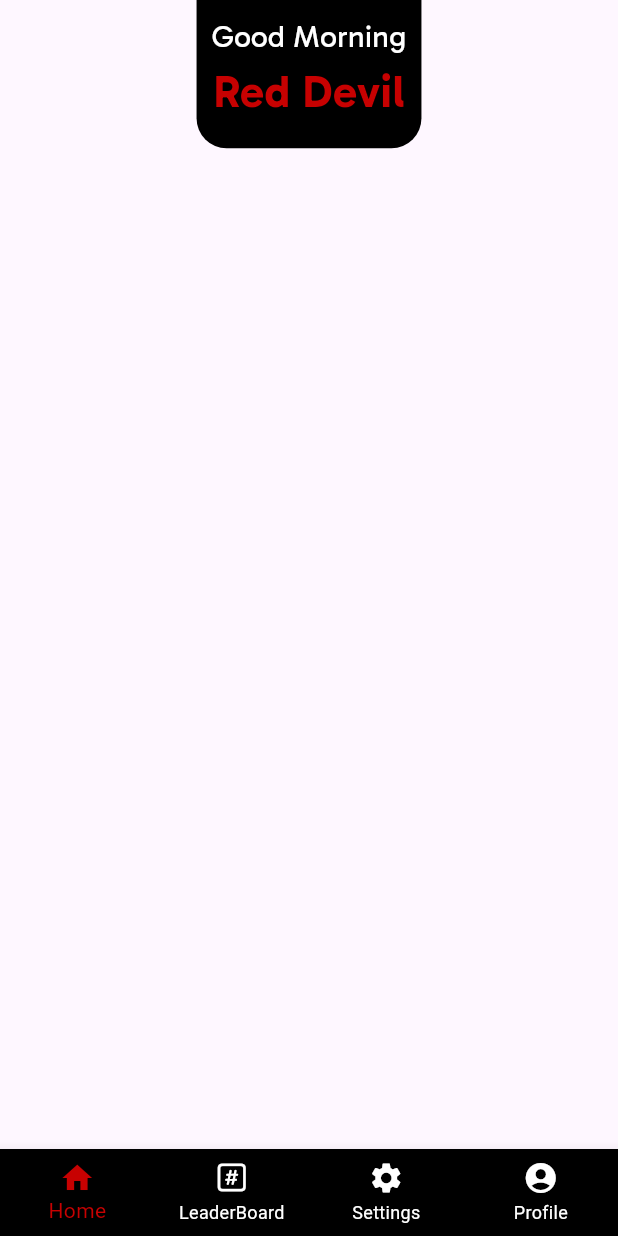
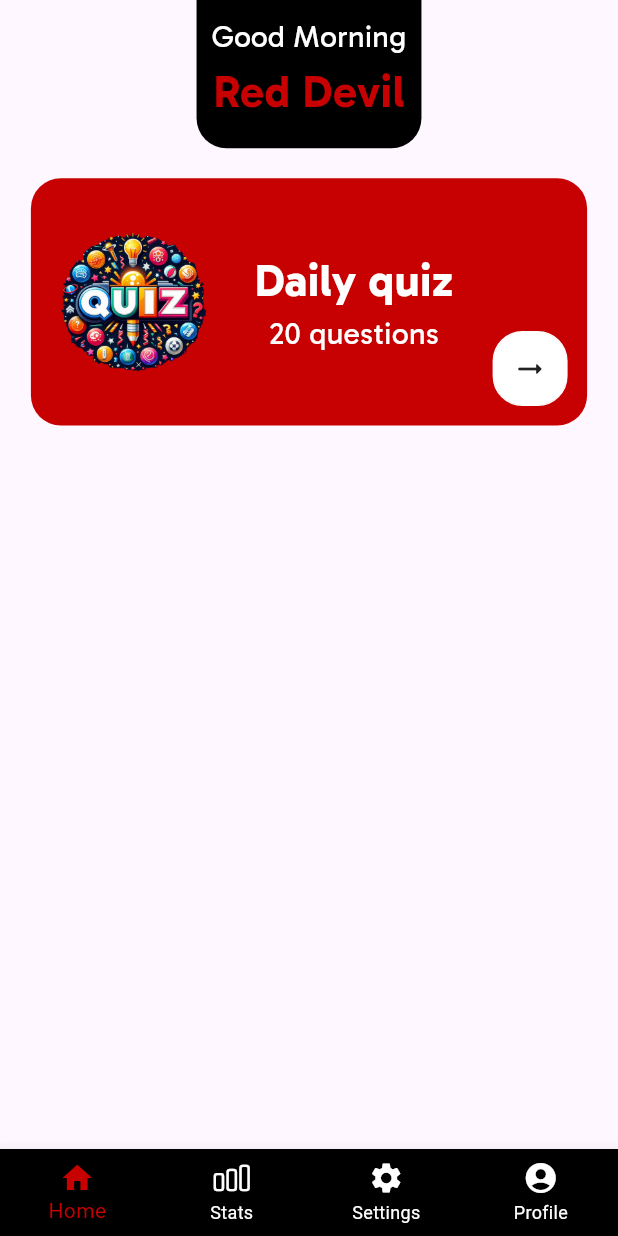
Before and after one commit to AayushPandeyy/manunited_trivia_flutter, a Flutter app: the screen it shows after launch, on a phone screen of 412 x 824 dp. Run offline on Flutter 3.47's test engine with Material 3 defaults, Android fonts, the phone set to English and light mode, and no system bars.

Commit message:
Daily Quiz box added

```diff
--- a/lib/screens/HomeScreen.dart
+++ b/lib/screens/HomeScreen.dart
@@ -18,8 +18,7 @@ class _HomeScreenState extends State<HomeScreen> {
       body: Container(
           height: ScreenSize.screenHeight,
           width: ScreenSize.screenWidth,
-          child: Column(
-            children: [
+          child: Column(children: [
             Container(
               decoration: BoxDecoration(
                 color: Colors.black,
@@ -52,8 +51,66 @@ class _HomeScreenState extends State<HomeScreen> {
                 ),
               ),
             ),
+            SizedBox(
+              height: 20,
+            ),
+            Container(
+              padding: EdgeInsets.all(5),
+              height: 0.2 * ScreenSize.screenHeight,
+              width: 0.9 * ScreenSize.screenWidth,
+              decoration: BoxDecoration(
+                  borderRadius: BorderRadius.all(Radius.circular(20)),
+                  color: ColorsToUse().unitedRed),
+              child: Padding(
+                padding: const EdgeInsets.all(8.0),
+                child: Row(
+                  mainAxisAlignment: MainAxisAlignment.spaceBetween,
+                  children: [
+                    Image(
+                      image: AssetImage('assets/images/dq_logo.png'),
+                      height: 110,
+                    ),
+                    Center(
+                      child: Column(
+                        mainAxisAlignment: MainAxisAlignment.center,
+                        children: <Widget>[
+                          Text(
+                            'Daily quiz',
+                            style: TextStyle(
+                              fontFamily: "Gabarito",
+                              fontSize: 30,
+                              fontWeight: FontWeight.bold,
+                              color: Colors.white,
+                            ),
+                          ),
+                          Text(
+                            '20 questions',
+                            style: TextStyle(
+                              fontFamily: "Gabarito",
+                              fontSize: 20,
+                              color: Colors.white,
+                            ),
+                          ),
                         ],
-          )),
+                      ),
+                    ),
+                    Align(
+                      alignment: Alignment.bottomRight,
+                      child: Container(
+                        height: 50,
+                        width: 50,
+                        decoration: BoxDecoration(
+                            color: Colors.white,
+                            borderRadius: BorderRadius.circular(20),
+                            border: Border.all(color: Colors.white)),
+                        child: Icon(Icons.arrow_right_alt_rounded),
+                      ),
+                    )
+                  ],
+                ),
+              ),
+            ),
+          ])),
     ));
   }
 }
--- a/lib/screens/MainDisplay.dart
+++ b/lib/screens/MainDisplay.dart
@@ -27,7 +27,6 @@ class _MainDisplayState extends State<MainDisplay> {
         children: [HomeScreen(), HomeScreen(), HomeScreen(), HomeScreen()],
       ),
       bottomNavigationBar: BottomNavigationBar(
-
         backgroundColor: Colors.black,
         unselectedItemColor: Colors.white,
         selectedItemColor: ColorsToUse().unitedRed,
@@ -37,8 +36,8 @@ class _MainDisplayState extends State<MainDisplay> {
             label: 'Home',
           ),
           BottomNavigationBarItem(
-            icon: Icon(CupertinoIcons.number_square),
-            label: 'LeaderBoard',
+            icon: Icon(CupertinoIcons.chart_bar),
+            label: 'Stats',
           ),
           BottomNavigationBarItem(
             icon: Icon(Icons.settings),
```
Also changed, not shown: assets/images/dq_logo.png (added). Lines whose indentation alone changed are shown as unchanged.
